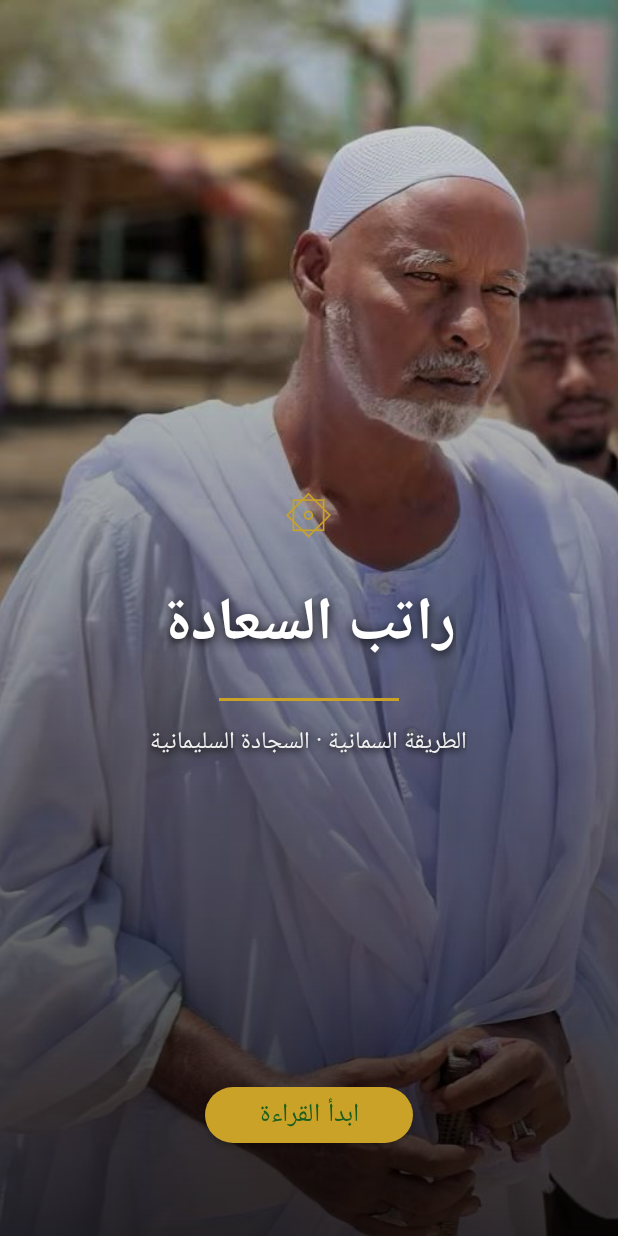
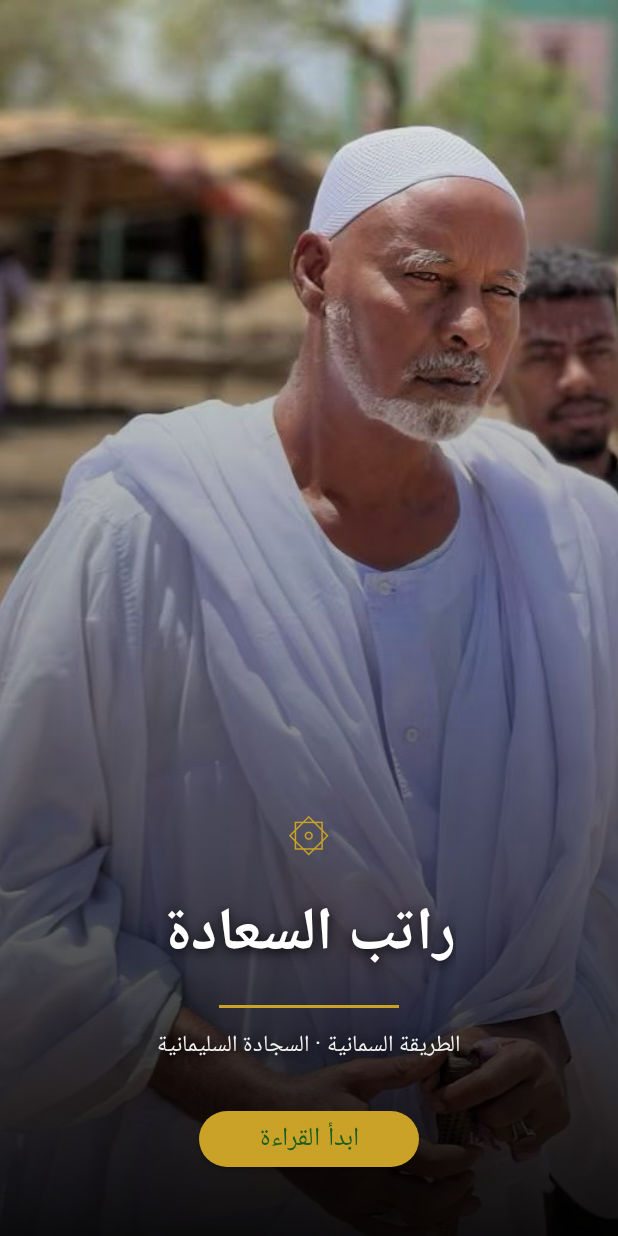
Before and after one commit to Mohamed-albadri-1995/trade-desk-data, an Android app: the screen it shows after launch (CoverActivity), on a phone screen of 412 x 824 dp. Run offline under Robolectric (Android 15) with nearby library versions, the phone set to English and light mode, and no system bars.

Commit message:
Anchor cover title to the bottom for a portrait photo
Move the title panel and enter button to the bottom over a stronger dark
gradient so the photo (a portrait) stays clear and the white title stays
readable.

Co-Authored-By: Claude Opus 4.8 <noreply@anthropic.com>
Claude-Session: https://claude.ai/code/session_01LGQjT4mwJtavuvZWb4nuLc

```diff
--- a/ratib-app/app/src/main/res/drawable/cover_scrim.xml
+++ b/ratib-app/app/src/main/res/drawable/cover_scrim.xml
@@ -1,11 +1,11 @@
 <?xml version="1.0" encoding="utf-8"?>
-<!-- Dark gradient from the bottom so the cover title stays readable over any photo. -->
+<!-- Strong dark gradient at the bottom so the title panel is readable over a bright photo. -->
 <shape xmlns:android="http://schemas.android.com/apk/res/android"
     android:shape="rectangle">
     <gradient
         android:angle="90"
-        android:startColor="#CC000000"
-        android:centerColor="#66000000"
-        android:endColor="#22000000"
+        android:startColor="#EE000000"
+        android:centerColor="#59000000"
+        android:endColor="#10000000"
         android:type="linear" />
 </shape>
--- a/ratib-app/app/src/main/res/layout/activity_cover.xml
+++ b/ratib-app/app/src/main/res/layout/activity_cover.xml
@@ -19,22 +19,23 @@
         android:layout_height="match_parent"
         android:background="@drawable/cover_scrim" />
 
-    <!-- Title block -->
+    <!-- Title panel, anchored to the bottom so the photo stays clear -->
     <LinearLayout
         android:layout_width="match_parent"
         android:layout_height="wrap_content"
-        android:layout_gravity="center"
+        android:layout_gravity="bottom"
         android:orientation="vertical"
         android:gravity="center"
-        android:paddingHorizontal="28dp">
+        android:paddingHorizontal="28dp"
+        android:paddingBottom="40dp">
 
         <TextView
             android:layout_width="wrap_content"
             android:layout_height="wrap_content"
             android:text="۞"
             android:textColor="@color/gold"
-            android:textSize="34sp"
-            android:paddingBottom="10dp" />
+            android:textSize="30sp"
+            android:paddingBottom="6dp" />
 
         <TextView
             android:layout_width="wrap_content"
@@ -46,12 +47,12 @@
             android:shadowColor="#000000"
             android:shadowDx="0"
             android:shadowDy="2"
-            android:shadowRadius="8" />
+            android:shadowRadius="10" />
 
         <View
             android:layout_width="120dp"
             android:layout_height="2dp"
-            android:layout_marginVertical="14dp"
+            android:layout_marginVertical="12dp"
             android:background="@color/gold" />
 
         <TextView
@@ -60,26 +61,24 @@
             android:gravity="center"
             android:text="@string/subtitle"
             android:textColor="#F2F2F2"
-            android:textSize="16sp"
+            android:textSize="15sp"
             android:shadowColor="#000000"
             android:shadowDx="0"
             android:shadowDy="2"
-            android:shadowRadius="6" />
-    </LinearLayout>
+            android:shadowRadius="8" />
 
-    <!-- Enter button -->
         <com.google.android.material.button.MaterialButton
             android:id="@+id/btnEnter"
             style="@style/Widget.MaterialComponents.Button"
             android:layout_width="wrap_content"
             android:layout_height="wrap_content"
-        android:layout_gravity="bottom|center_horizontal"
-        android:layout_marginBottom="56dp"
-        android:paddingHorizontal="36dp"
+            android:layout_marginTop="24dp"
+            android:paddingHorizontal="40dp"
             android:text="@string/enter_reading"
             android:textColor="#1B5E20"
             android:textSize="17sp"
             app:backgroundTint="@color/gold"
             app:cornerRadius="26dp" />
+    </LinearLayout>
 
 </FrameLayout>
```
Lines whose indentation alone changed are shown as unchanged.
